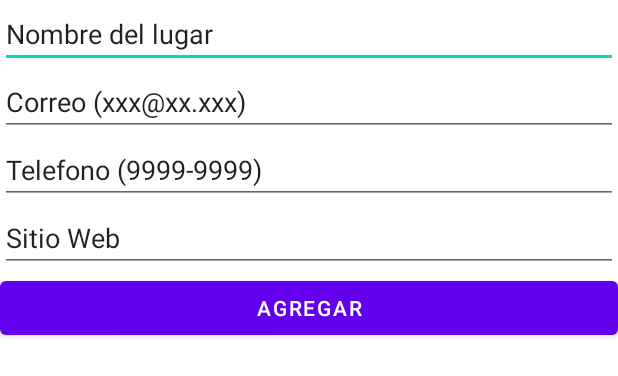
After one commit to achinchilla90184/lugares, an Android app: the layout fragment_add_lugar.xml on its own in the app's theme, with its tools: preview values and no code run, on a phone screen of 412 x 824 dp. The commit adds this screen. Shown: the top 376 px of the screen. Run offline under Robolectric (Android 15) with nearby library versions, the phone set to English and light mode, and no system bars.

Commit message:
Commit de semana 4 correccion

```diff
--- a/app/src/main/res/layout/activity_main.xml
+++ b/app/src/main/res/layout/activity_main.xml
@@ -16,7 +16,7 @@
         android:textAppearance="@style/TextAppearance.AppCompat.Display1" />
 
     <EditText
-        android:id="@+id/et_correo"
+        android:id="@+id/etcorreo"
         android:layout_width="match_parent"
         android:layout_height="wrap_content"
         android:ems="10"
--- /dev/null
+++ b/app/src/main/res/layout/fragment_add_lugar.xml
@@ -0,0 +1,46 @@
+<?xml version="1.0" encoding="utf-8"?>
+<LinearLayout xmlns:android="http://schemas.android.com/apk/res/android"
+    xmlns:tools="http://schemas.android.com/tools"
+    android:layout_width="match_parent"
+    android:layout_height="match_parent"
+    android:orientation="vertical"
+    tools:context=".ui.lugar.AddLugarFragment">
+
+    <EditText
+        android:id="@+id/etNombre"
+        android:layout_width="match_parent"
+        android:layout_height="wrap_content"
+        android:ems="10"
+        android:inputType="textPersonName"
+        android:text="@string/msg_nombre" />
+
+    <EditText
+        android:id="@+id/etcorreo"
+        android:layout_width="match_parent"
+        android:layout_height="wrap_content"
+        android:ems="10"
+        android:inputType="textEmailAddress"
+        android:text="@string/msg_correo" />
+
+    <EditText
+        android:id="@+id/etTelefono"
+        android:layout_width="match_parent"
+        android:layout_height="wrap_content"
+        android:ems="10"
+        android:inputType="textPersonName"
+        android:text="@string/msg_telefono" />
+
+    <EditText
+        android:id="@+id/etWeb"
+        android:layout_width="match_parent"
+        android:layout_height="wrap_content"
+        android:ems="10"
+        android:inputType="textPersonName"
+        android:text="@string/msg_web" />
+
+    <Button
+        android:id="@+id/btAddLugar"
+        android:layout_width="match_parent"
+        android:layout_height="wrap_content"
+        android:text="@string/msg_agregar" />
+</LinearLayout>
--- a/app/src/main/res/values/strings.xml
+++ b/app/src/main/res/values/strings.xml
@@ -11,4 +11,13 @@
     <string name="menu_lugar">Lugares</string>
     <string name="menu_gallery">Gallery</string>
     <string name="menu_slideshow">Slideshow</string>
+    <!-- TODO: Remove or change this placeholder text -->
+
+    <string name="msg_nombre">Nombre del lugar</string>
+    <string name="msg_correo">Correo (xxx@xx.xxx)</string>
+    <string name="msg_telefono">Telefono (9999-9999)</string>
+    <string name="msg_web">Sitio Web</string>
+    <string name="msg_agregar">Agregar</string>
+
+
 </resources>
```
Also changed, not shown: app/src/main/res/layout/fragment_lugar.xml (+21 -0 lines), app/src/main/res/navigation/mobile_navigation.xml (+14 -1 lines).
